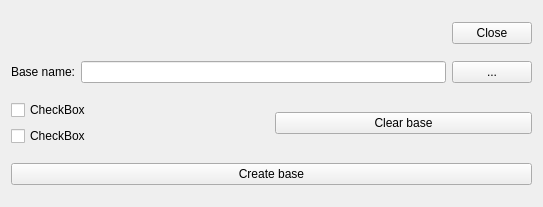
Old version of the form formsettings.ui in the repository GorINIch73/questionnaire.
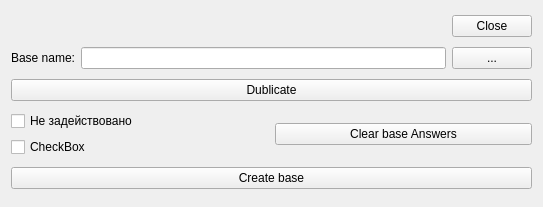
New version of the form.

What changed in the file:
```diff
--- a/formsettings.ui
+++ b/formsettings.ui
@@ -59,6 +59,13 @@
      </item>
     </layout>
    </item>
+   <item>
+    <widget class="QPushButton" name="pushButton_Dbl">
+     <property name="text">
+      <string>Dublicate</string>
+     </property>
+    </widget>
+   </item>
    <item>
     <layout class="QHBoxLayout" name="horizontalLayout_2">
      <item>
@@ -66,7 +73,7 @@
        <item>
         <widget class="QCheckBox" name="checkBox">
          <property name="text">
-          <string>CheckBox</string>
+          <string>Не задействовано</string>
          </property>
         </widget>
        </item>
@@ -82,7 +89,7 @@
      <item>
       <widget class="QPushButton" name="pushButton">
        <property name="text">
-        <string>Clear base</string>
+        <string>Clear base Answers</string>
        </property>
       </widget>
      </item>
```
